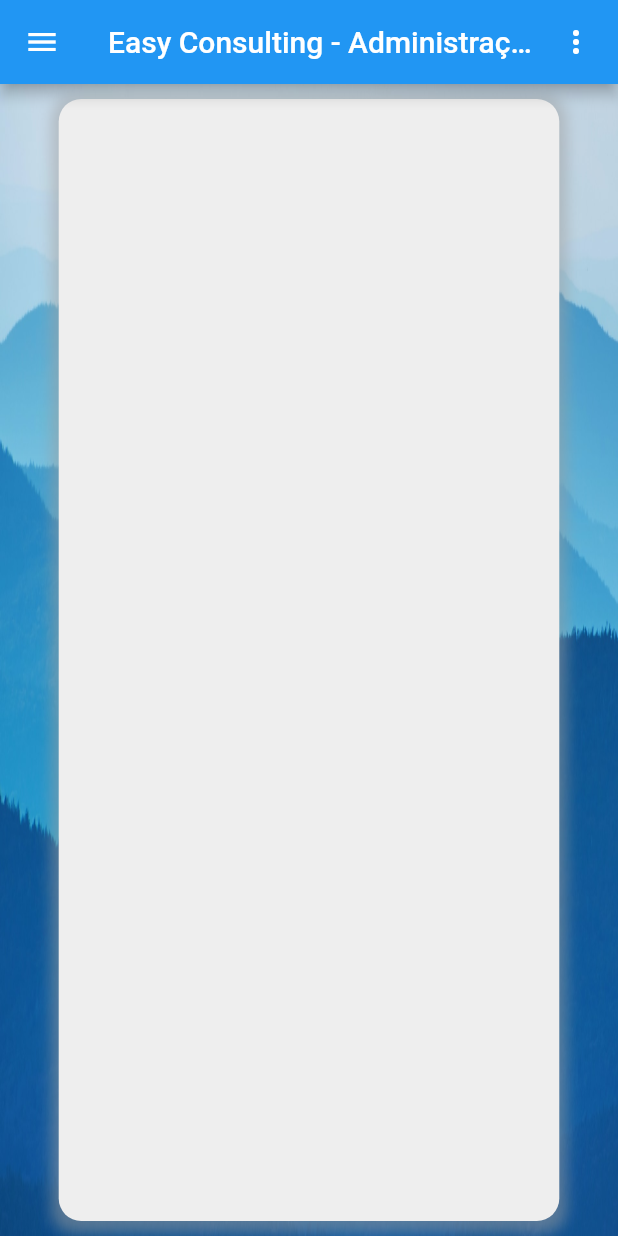
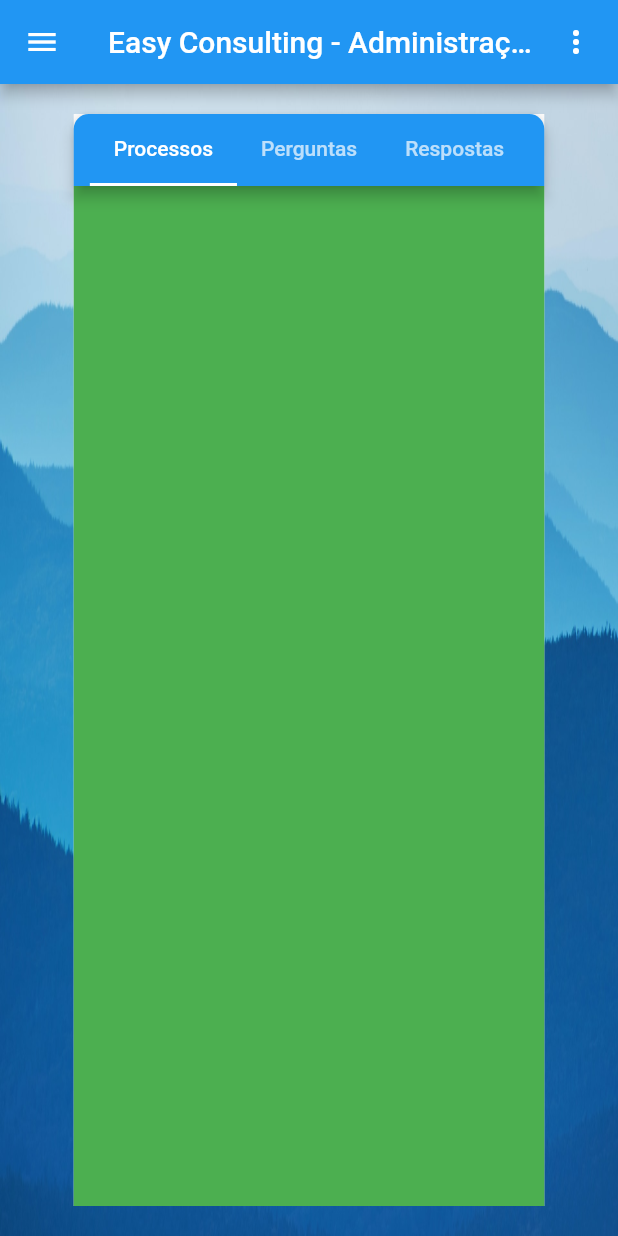
Before and after one commit to CarlosRubini/ConsultoriaEmpresarial, a Flutter app: the Cadastros screen opened directly, on a phone screen of 412 x 824 dp. Run offline on Flutter 3.47's test engine with Material 2 defaults, Android fonts, the light colour scheme and no system bars; our stand-ins replace google_fonts, syncfusion_flutter_charts.

Commit message:
Desenvolvimento layout cadastros
Desenvolvimento layout cadastros

```diff
--- a/easy_consulting/lib/pages/cadastros/cadastros.dart
+++ b/easy_consulting/lib/pages/cadastros/cadastros.dart
@@ -2,8 +2,22 @@ import 'package:flutter/material.dart';
 
 import '../menu/drawer_menu.dart';
 
-class Cadastros extends StatelessWidget {
+class Cadastros extends StatefulWidget {
   const Cadastros({super.key});
+
+  @override
+  State<Cadastros> createState() => CadastrosState();
+}
+
+class CadastrosState extends State<Cadastros>
+    with SingleTickerProviderStateMixin {
+  TabController? _tabController;
+
+  @override
+  void initState() {
+    super.initState();
+    _tabController = TabController(length: 3, vsync: this);
+  }
 
   @override
   Widget build(BuildContext context) {
@@ -32,18 +46,41 @@ class Cadastros extends StatelessWidget {
                   padding: const EdgeInsets.all(10),
                   width: MediaQuery.of(context).size.width * 0.81,
                   height: MediaQuery.of(context).size.height,
-                        decoration: BoxDecoration(
-                            boxShadow: [
-                              BoxShadow(
-                                color: Colors.grey.withOpacity(0.5),
-                                spreadRadius: 5,
-                                blurRadius: 7,
-                                offset: const Offset(
-                                    0, 3), // changes position of shadow
-                              )
+                  decoration: const BoxDecoration(
+                      color: Colors.transparent,
+                      borderRadius: BorderRadius.all(Radius.circular(10))),
+                  child: DefaultTabController(
+                    length: 3,
+                    child: Scaffold(
+                      appBar: AppBar(
+                        toolbarHeight: 0,
+                        shape: const RoundedRectangleBorder(
+                          borderRadius: BorderRadius.vertical(
+                            top: Radius.circular(10),
+                          ),
+                        ),
+                        bottom: TabBar(
+                          controller: _tabController,
+                          isScrollable: true,
+                          labelStyle: const TextStyle(fontSize: 14),
+                          tabs: const <Widget>[
+                            Tab(
+                              text: "Processos",
+                            ),
+                            Tab(
+                              text: "Perguntas",
+                            ),
+                            Tab(
+                              text: "Respostas",
+                            ),
                           ],
-                            color: Colors.grey[200],
-                            borderRadius: const BorderRadius.all(
-                                Radius.circular(15)))))));
+                        ),
+                      ),
+                      body: Container(
+                        color: Colors.green,
+                      ),
+                    ),
+                  )),
+            )));
   }
 }
```
Lines whose indentation alone changed are shown as unchanged.
